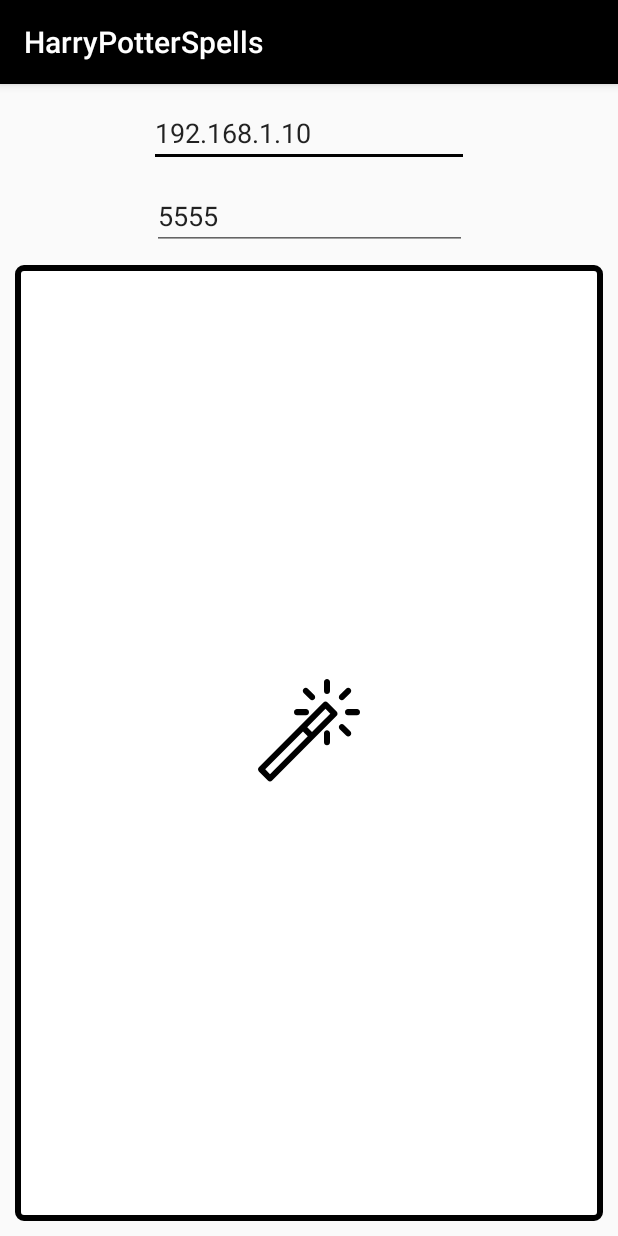
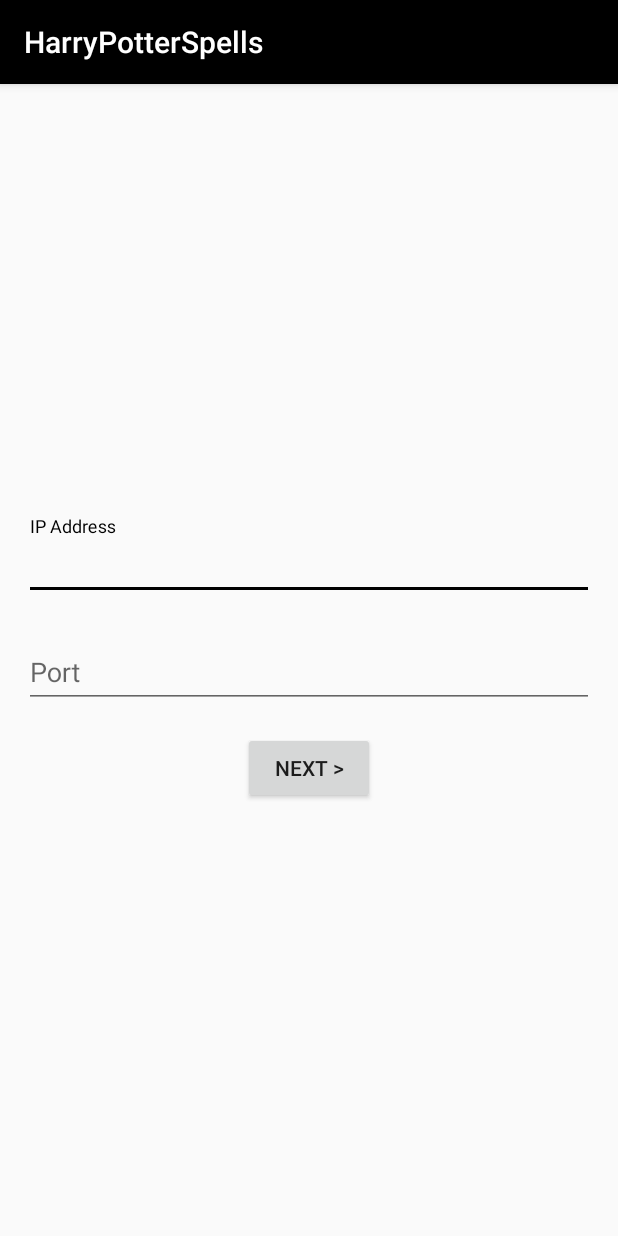
Before and after one commit to HeitorBRaymundo/mc906, an Android app: the screen it shows after launch (MainActivity before the commit, SetupActivity after it), on a phone screen of 412 x 824 dp. Run offline under Robolectric (Android 15) with nearby library versions, the phone set to English and light mode, and no system bars.

Commit message:
app v.1.1.0

```diff
--- a/prj3/AndroidStudioProject/HarryPotterSpells/app/build.gradle
+++ b/prj3/AndroidStudioProject/HarryPotterSpells/app/build.gradle
@@ -9,7 +9,7 @@
         minSdkVersion 21
         targetSdkVersion 30
         versionCode 1
-        versionName "1.0.0"
+        versionName "1.1.0"
 
         testInstrumentationRunner "androidx.test.runner.AndroidJUnitRunner"
     }
@@ -25,6 +25,7 @@
 dependencies {
     implementation fileTree(dir: "libs", include: ["*.jar"])
     implementation 'androidx.appcompat:appcompat:1.1.0'
+    implementation 'com.google.android.material:material:1.1.0'
     implementation 'androidx.constraintlayout:constraintlayout:1.1.3'
     implementation 'com.android.volley:volley:1.1.1'
     testImplementation 'junit:junit:4.12'
--- a/prj3/AndroidStudioProject/HarryPotterSpells/app/src/main/AndroidManifest.xml
+++ b/prj3/AndroidStudioProject/HarryPotterSpells/app/src/main/AndroidManifest.xml
@@ -23,8 +23,12 @@
         <activity
             android:name=".MainActivity"
             android:screenOrientation="portrait" />
+        <activity
+            android:name=".SetupActivity"
+            android:screenOrientation="portrait" />
     </application>
 
     <uses-permission android:name="android.permission.INTERNET" />
+    <uses-permission android:name="android.permission.VIBRATE"/>
 
 </manifest>
--- /dev/null
+++ b/prj3/AndroidStudioProject/HarryPotterSpells/app/src/main/java/com/example/harrypotterspells/SetupActivity.java
@@ -0,0 +1,39 @@
+package com.example.harrypotterspells;
+
+import androidx.appcompat.app.AppCompatActivity;
+
+import android.content.Intent;
+import android.os.Bundle;
+import android.view.View;
+import android.widget.Button;
+import android.widget.TextView;
+
+import com.google.android.material.textfield.TextInputEditText;
+
+public class SetupActivity extends AppCompatActivity {
+
+    @Override
+    protected void onCreate(Bundle savedInstanceState) {
+        super.onCreate(savedInstanceState);
+        setContentView(R.layout.activity_setup);
+
+        Button nextButton = findViewById(R.id.nextButton);
+        final TextInputEditText ipTextInput = findViewById(R.id.ipAddressInputText);
+        final TextInputEditText portTextInput = findViewById(R.id.portInputText);
+
+        nextButton.setOnClickListener(new View.OnClickListener() {
+            @Override
+            public void onClick(View view) {
+                Intent intent = new Intent(SetupActivity.this, MainActivity.class);
+
+                Bundle b = new Bundle();
+                b.putString("ip", ipTextInput.getText().toString());
+                b.putString("port", portTextInput.getText().toString());
+
+                intent.putExtras(b); //Put your id to your next Intent
+                startActivity(intent);
+                finish();
+            }
+        });
+    }
+}
--- a/prj3/AndroidStudioProject/HarryPotterSpells/app/src/main/java/com/example/harrypotterspells/SpashScreenActivity.java
+++ b/prj3/AndroidStudioProject/HarryPotterSpells/app/src/main/java/com/example/harrypotterspells/SpashScreenActivity.java
@@ -27,7 +27,7 @@
     }
 
     private void openMainActivity() {
-        Intent intent = new Intent(this, MainActivity.class);
+        Intent intent = new Intent(this, SetupActivity.class);
         startActivity(intent);
         finish();
     }
--- a/prj3/AndroidStudioProject/HarryPotterSpells/app/src/main/res/layout/activity_main.xml
+++ b/prj3/AndroidStudioProject/HarryPotterSpells/app/src/main/res/layout/activity_main.xml
@@ -4,17 +4,27 @@
     xmlns:tools="http://schemas.android.com/tools"
     android:layout_width="match_parent"
     android:layout_height="match_parent"
+    android:layout_marginStart="16dp"
+    android:layout_marginEnd="16dp"
     tools:context=".MainActivity">
+
+    <TextView
+        android:id="@+id/spellScreenDescription"
+        android:layout_width="match_parent"
+        android:layout_height="wrap_content"
+        android:layout_marginTop="16dp"
+        android:layout_marginBottom="16dp"
+        android:fontFamily="sans-serif-condensed-medium"
+        android:textColor="@color/black"
+        android:gravity="center"
+        android:text="Hold button and launch your spell"
+        app:layout_constraintTop_toTopOf="parent"/>
 
     <ImageButton
         android:id="@+id/btnSpell"
         android:layout_width="0dp"
         android:layout_height="0dp"
-        android:layout_marginStart="10dp"
-        android:layout_marginLeft="10dp"
         android:layout_marginTop="10dp"
-        android:layout_marginEnd="10dp"
-        android:layout_marginRight="10dp"
         android:layout_marginBottom="10dp"
         android:padding="100dp"
         android:src="@drawable/ic_noun_wand_2227147"
@@ -23,41 +33,7 @@
         app:layout_constraintEnd_toEndOf="parent"
         app:layout_constraintHorizontal_bias="1.0"
         app:layout_constraintStart_toStartOf="parent"
-        app:layout_constraintTop_toBottomOf="@+id/txtPort"
+        app:layout_constraintTop_toBottomOf="@+id/spellScreenDescription"
         app:layout_constraintVertical_bias="1.0" />
 
-    <EditText
-        android:id="@+id/txtIp"
-        android:layout_width="wrap_content"
-        android:layout_height="wrap_content"
-        android:layout_marginStart="10dp"
-        android:layout_marginLeft="10dp"
-        android:layout_marginTop="10dp"
-        android:layout_marginEnd="10dp"
-        android:layout_marginRight="10dp"
-        android:ems="10"
-        android:hint="Ip"
-        android:inputType="text"
-        android:text="192.168.1.10"
-        app:layout_constraintEnd_toEndOf="parent"
-        app:layout_constraintStart_toStartOf="parent"
-        app:layout_constraintTop_toTopOf="parent" />
-
-    <EditText
-        android:id="@+id/txtPort"
-        android:layout_width="210dp"
-        android:layout_height="wrap_content"
-        android:layout_marginStart="10dp"
-        android:layout_marginLeft="10dp"
-        android:layout_marginTop="10dp"
-        android:layout_marginEnd="10dp"
-        android:layout_marginRight="10dp"
-        android:ems="10"
-        android:hint="Port Number"
-        android:inputType="number"
-        android:text="5555"
-        app:layout_constraintEnd_toEndOf="parent"
-        app:layout_constraintStart_toStartOf="parent"
-        app:layout_constraintTop_toBottomOf="@+id/txtIp" />
-
 </androidx.constraintlayout.widget.ConstraintLayout>
--- /dev/null
+++ b/prj3/AndroidStudioProject/HarryPotterSpells/app/src/main/res/layout/activity_setup.xml
@@ -0,0 +1,57 @@
+<?xml version="1.0" encoding="utf-8"?>
+<androidx.constraintlayout.widget.ConstraintLayout xmlns:android="http://schemas.android.com/apk/res/android"
+    xmlns:app="http://schemas.android.com/apk/res-auto"
+    xmlns:tools="http://schemas.android.com/tools"
+    android:layout_width="match_parent"
+    android:layout_height="match_parent"
+    android:layout_marginStart="16dp"
+    android:layout_marginEnd="16dp"
+    tools:context=".SetupActivity">
+
+    <com.google.android.material.textfield.TextInputLayout
+        android:id="@+id/ipAddressInputLayout"
+        android:layout_width="match_parent"
+        android:layout_height="wrap_content"
+        android:layout_marginBottom="16dp"
+        app:layout_constraintBottom_toTopOf="@+id/portInputLayout"
+        app:layout_constraintLeft_toLeftOf="parent"
+        app:layout_constraintRight_toRightOf="parent"
+        app:layout_constraintTop_toTopOf="parent"
+        app:layout_constraintVertical_chainStyle="packed"
+        android:hint="IP Address">
+
+        <com.google.android.material.textfield.TextInputEditText
+            android:id="@+id/ipAddressInputText"
+            android:layout_width="match_parent"
+            android:layout_height="wrap_content"/>
+
+    </com.google.android.material.textfield.TextInputLayout>
+
+    <com.google.android.material.textfield.TextInputLayout
+        android:id="@+id/portInputLayout"
+        android:layout_width="match_parent"
+        android:layout_height="wrap_content"
+        android:layout_marginBottom="16dp"
+        app:layout_constraintBottom_toTopOf="@+id/nextButton"
+        app:layout_constraintLeft_toLeftOf="parent"
+        app:layout_constraintRight_toRightOf="parent"
+        app:layout_constraintTop_toBottomOf="@+id/ipAddressInputLayout"
+        android:hint="Port">
+
+        <com.google.android.material.textfield.TextInputEditText
+            android:id="@+id/portInputText"
+            android:layout_width="match_parent"
+            android:layout_height="wrap_content"/>
+
+    </com.google.android.material.textfield.TextInputLayout>
+
+    <Button
+        android:id="@+id/nextButton"
+        android:layout_width="wrap_content"
+        android:layout_height="wrap_content"
+        app:layout_constraintTop_toBottomOf="@+id/portInputLayout"
+        app:layout_constraintBottom_toBottomOf="parent"
+        app:layout_constraintLeft_toLeftOf="parent"
+        app:layout_constraintRight_toRightOf="parent"
+        android:text="Next >"/>
+</androidx.constraintlayout.widget.ConstraintLayout>
```
Also changed, not shown: prj3/AndroidStudioProject/HarryPotterSpells/app/src/main/java/com/example/harrypotterspells/MainActivity.java (+26 -4 lines).
